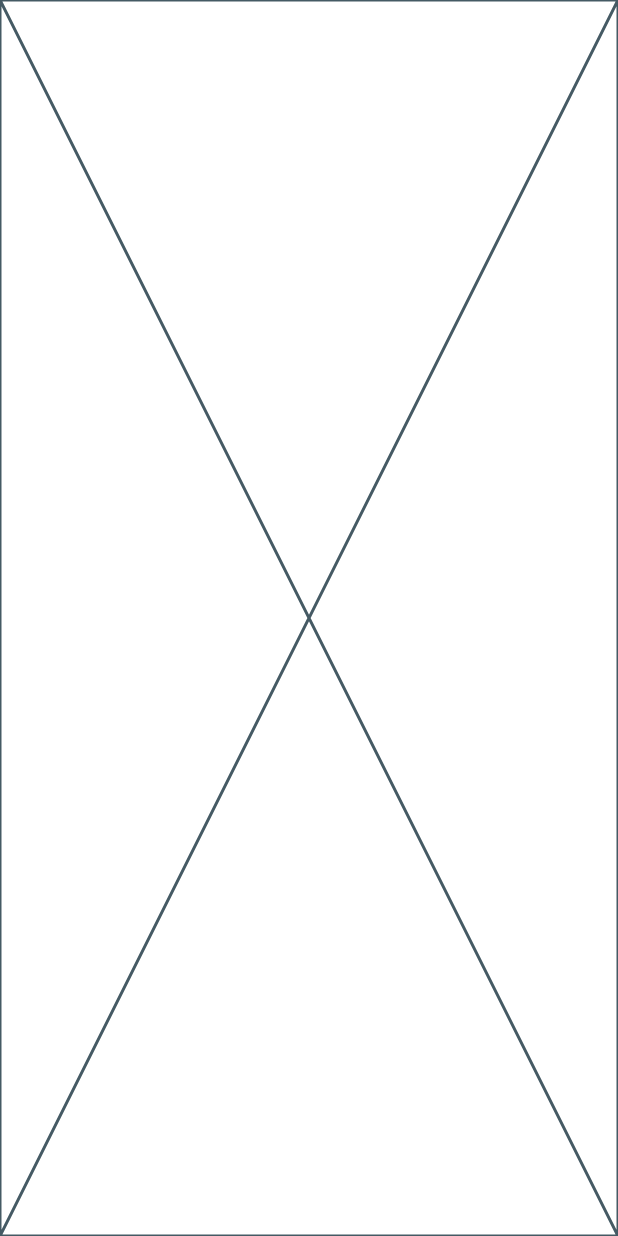
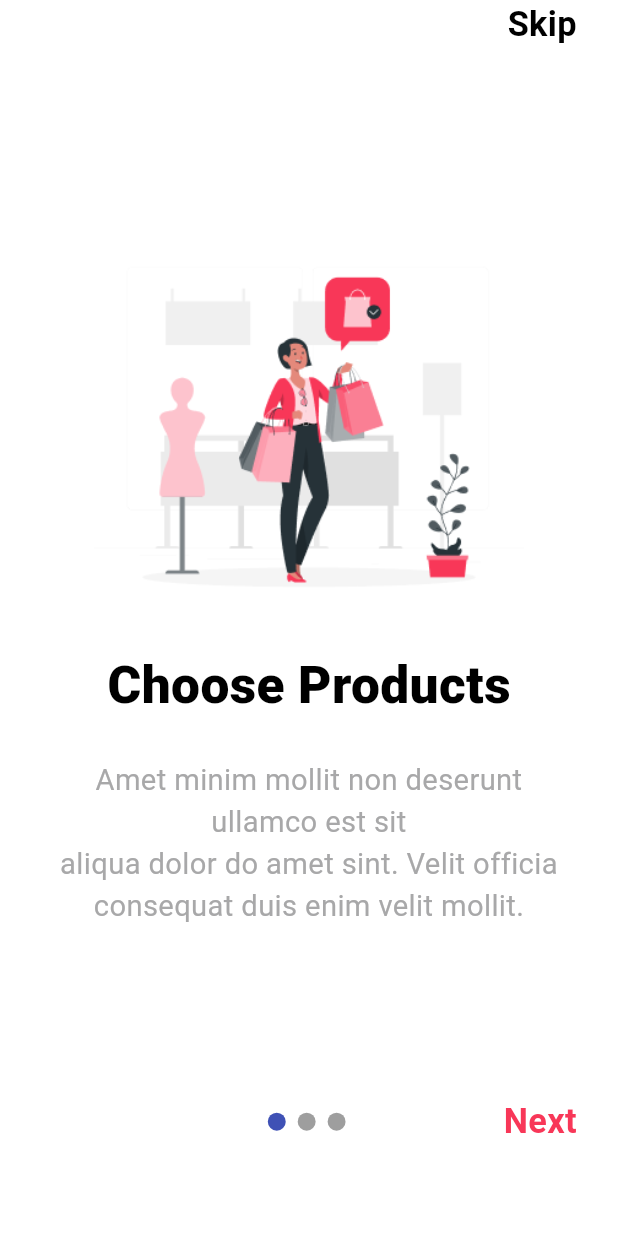
Before and after one commit to mohankumaronly/Static-UI-design-Learning, a Flutter app: the screen it shows after launch, on a phone screen of 412 x 824 dp. Run offline on Flutter 3.47's test engine with Material 3 defaults, Android fonts, the phone set to English and light mode, and no system bars; drawn by our look-alikes of smooth_page_indicator; our stand-ins replace flutter_screenutil.

Commit message:
onboarding screen is completed

```diff
--- a/analysis_options.yaml
+++ b/analysis_options.yaml
@@ -23,6 +23,7 @@ linter:
   rules:
     # avoid_print: false  # Uncomment to disable the `avoid_print` rule
     # prefer_single_quotes: true  # Uncomment to enable the `prefer_single_quotes` rule
-
+    prefer_const_constructors: true
+    prefer_const_literals_to_create_immutables: true
 # Additional information about this file can be found at
 # https://dart.dev/guides/language/analysis-options
--- a/lib/main.dart
+++ b/lib/main.dart
@@ -1,7 +1,19 @@
 import 'package:flutter/material.dart';
+import 'package:flutter_screenutil/flutter_screenutil.dart';
+import 'package:stylish/screens/onboarding_screens/screen/onboarding_screen.dart';
 
 void main() {
-  runApp(const MyApp());
+  runApp(
+    ScreenUtilInit(
+      designSize: const Size(360, 690),
+      minTextAdapt: true,
+      splitScreenMode: true,
+      builder: (context, child) {
+        return const MyApp();
+      },
+      child: const MyApp(),
+    ),
+  );
 }
 
 class MyApp extends StatelessWidget {
@@ -9,9 +21,10 @@ class MyApp extends StatelessWidget {
 
   @override
   Widget build(BuildContext context) {
-    return MaterialApp(
+    return const MaterialApp(
+      debugShowCheckedModeBanner: false,
       title: 'UI Design learning',
-      home: Placeholder(),
+      home: OnboardingScreen(),
     );
   }
 }
--- /dev/null
+++ b/lib/screens/onboarding_screens/data/onboarding_data.dart
@@ -0,0 +1,24 @@
+import 'package:stylish/screens/onboarding_screens/model/onboarding-model.dart';
+
+class OnboardingData {
+  static final List<OnboardingModel> list = [
+    OnboardingModel(
+      imagePath: 'assets/images/onboarding1.png',
+      title: 'Choose Products',
+      subtitle:
+          'Amet minim mollit non deserunt ullamco est sit \naliqua dolor do amet sint. Velit officia \nconsequat duis enim velit mollit.',
+    ),
+    OnboardingModel(
+      imagePath: 'assets/images/onboarding2.png',
+      title: 'Make Payment',
+      subtitle:
+          'Amet minim mollit non deserunt ullamco est sit \naliqua dolor do amet sint. Velit officia \nconsequat duis enim velit mollit.',
+    ),
+    OnboardingModel(
+      imagePath: 'assets/images/onboarding3.png',
+      title: 'Get Your Order',
+      subtitle:
+          'Amet minim mollit non deserunt ullamco est sit \naliqua dolor do amet sint. Velit officia \nconsequat duis enim velit mollit.',
+    ),
+  ];
+}
--- /dev/null
+++ b/lib/screens/onboarding_screens/model/onboarding-model.dart
@@ -0,0 +1,11 @@
+class OnboardingModel {
+  final String imagePath;
+  final String title;
+  final String subtitle;
+
+  OnboardingModel({
+    required this.imagePath,
+    required this.title,
+    required this.subtitle,
+  });
+}
--- /dev/null
+++ b/lib/screens/onboarding_screens/screen/onboarding_screen.dart
@@ -0,0 +1,109 @@
+import 'package:flutter/material.dart';
+import 'package:flutter_screenutil/flutter_screenutil.dart';
+import 'package:smooth_page_indicator/smooth_page_indicator.dart';
+import 'package:stylish/screens/onboarding_screens/data/onboarding_data.dart';
+
+class OnboardingScreen extends StatefulWidget {
+  const OnboardingScreen({super.key});
+
+  @override
+  State<OnboardingScreen> createState() => _OnboardingScreenState();
+}
+
+class _OnboardingScreenState extends State<OnboardingScreen> {
+  final PageController _pageController = PageController();
+
+  @override
+  Widget build(BuildContext context) {
+    return Scaffold(
+      backgroundColor: const Color(0XFFFFFFFF),
+      body: SafeArea(
+        child: Padding(
+          padding: EdgeInsets.symmetric(horizontal: 24.w),
+          child: Column(
+            children: [
+              Row(
+                mainAxisAlignment: MainAxisAlignment.end,
+                children: [
+                  GestureDetector(
+                    onTap: () {
+                      setState(() {
+                      });
+                    },
+                    child: Text('Skip',
+                    style: TextStyle(
+                      fontWeight: FontWeight.bold,
+                      fontSize: 20.sp,
+                      color: const Color(0XFF000000)
+                    ),
+                    ),
+                  ),
+                ],
+              ),
+              Expanded(
+                child: PageView.builder(
+                  controller: _pageController,
+                  itemCount: OnboardingData.list.length,
+                  itemBuilder: (context, index) {
+                    final item = OnboardingData.list[index];
+                    return Center(
+                      child: SingleChildScrollView(
+                        child: Column(
+                          mainAxisAlignment: MainAxisAlignment.center,
+                          children: [
+                            Image.asset(
+                              item.imagePath,
+                              width: 250.w,
+                              fit: BoxFit.contain,
+                            ),
+                            Text(
+                              item.title,
+                              style: TextStyle(
+                                fontWeight: FontWeight.w900,
+                                color: const Color(0XFF000000),
+                                fontSize: 30.sp,
+                              ),
+                            ),
+                            SizedBox(height: 20.h),
+                            Text(
+                              item.subtitle,
+                              textAlign: TextAlign.center,
+                              style: TextStyle(
+                                fontSize: 17.sp,
+                                color: const Color(0XFFA8A8A9),
+                              ),
+                            ),
+                          ],
+                        ),
+                      ),
+                    );
+                  },
+                ),
+              ),
+              Row(
+                mainAxisAlignment: MainAxisAlignment.spaceBetween,
+                children: [
+                  SizedBox(width: 40.w),
+                  SmoothPageIndicator(
+                    controller: _pageController,
+                    count: OnboardingData.list.length,
+                    effect: WormEffect(dotHeight: 10.h, dotWidth: 10.h),
+                  ),
+                  Text(
+                    'Next',
+                    style: TextStyle(
+                      fontWeight: FontWeight.bold,
+                      color: const Color(0XFFF83758),
+                      fontSize: 20.sp,
+                    ),
+                  ),
+                ],
+              ),
+              SizedBox(height: 50.h),
+            ],
+          ),
+        ),
+      ),
+    );
+  }
+}
```
Also changed, not shown: pubspec.yaml (+5 -2 lines), assets/images/onboarding1.png (added), assets/images/onboarding2.png (added), assets/images/onboarding3.png (added), lib/screens/onbording_screens/data/onboarding_data.dart (deleted), lib/screens/onbording_screens/model/onboarding-model.dart (deleted), lib/screens/onbording_screens/screen/onborading_screen.dart (deleted), pubspec.lock.
